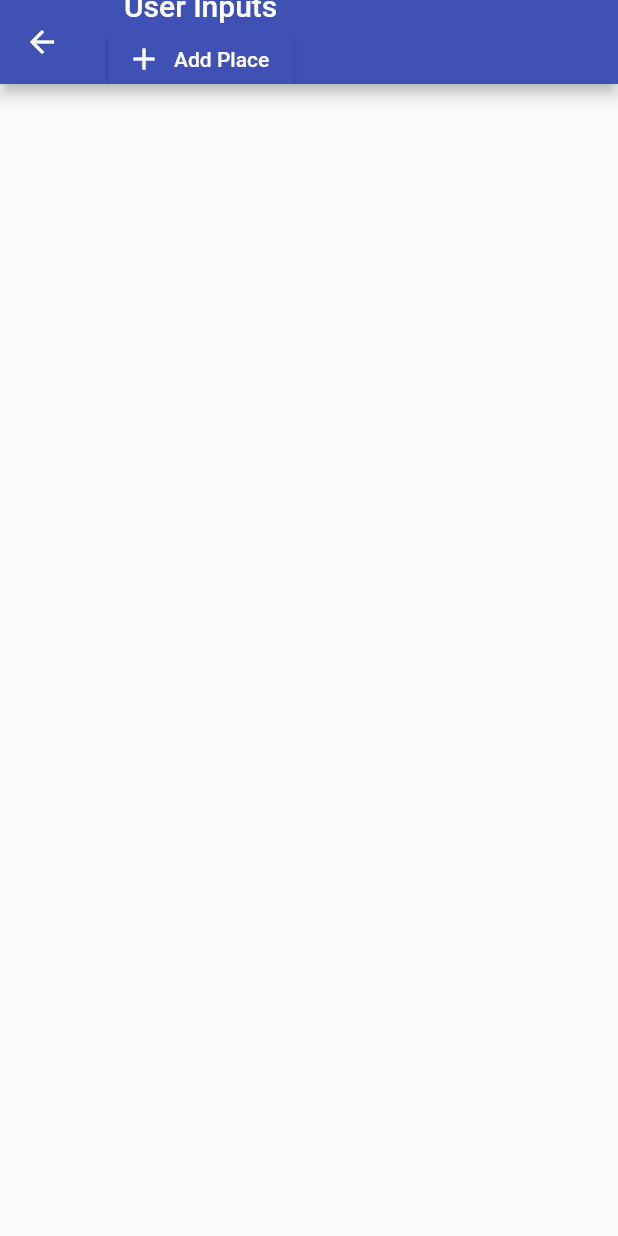
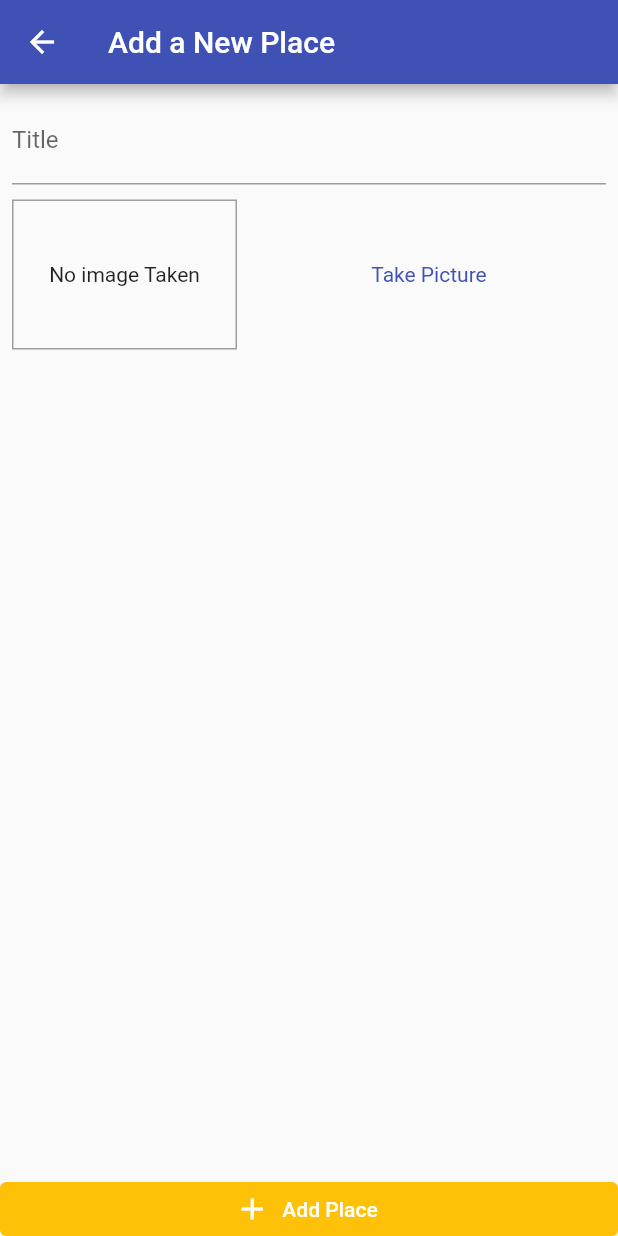
Before and after one commit to Blankeye-zero/Great_places_app, a Flutter app: the AddPlaceScreen screen opened by its route, on a phone screen of 412 x 824 dp. Run offline on Flutter 3.47's test engine with Material 2 defaults, Android fonts, the phone set to English and light mode, and no system bars.

Commit message:
add place

```diff
--- a/lib/screens/add_place_screen.dart
+++ b/lib/screens/add_place_screen.dart
@@ -1,5 +1,5 @@
-import 'package:flutter/src/widgets/framework.dart';
-import 'package:flutter/src/widgets/placeholder.dart';
+import 'dart:io';
+import '../widgets/image_input.dart';
 
 import 'package:flutter/material.dart';
 
@@ -13,15 +13,23 @@ class AddPlaceScreen extends StatefulWidget {
 }
 
 class _AddPlaceScreenState extends State<AddPlaceScreen> {
+  final _titleController = TextEditingController();
   @override
   Widget build(BuildContext context) {
     return Scaffold(
       appBar: AppBar(
-        title: Column(children: <Widget>[
-          const Text('User Inputs'),
-          ElevatedButton.icon(onPressed: (){}, icon: const Icon(Icons.add), label: const Text('Add Place'))
+        title: const Text('Add a New Place')
+      ),
+      body:  Column(crossAxisAlignment: CrossAxisAlignment.stretch,children: <Widget>[
+          Expanded(child: SingleChildScrollView(child: Padding(
+            padding: const EdgeInsets.all(8.0),
+            child: Column(children: <Widget>[
+               TextField(decoration: const InputDecoration(labelText: 'Title'),controller: _titleController), const SizedBox(height: 10,), ImageInput()
+            ]),
+          ))),
+          //https://api.flutter.dev/flutter/material/ButtonStyle-class.html refer for elevated button styling
+          ElevatedButton.icon(onPressed: (){}, style: ElevatedButton.styleFrom(elevation: 0, tapTargetSize: MaterialTapTargetSize.shrinkWrap, backgroundColor: Theme.of(context).colorScheme.secondary),icon: const Icon(Icons.add), label: const Text('Add Place'))
         ]),
-      ),
     );
   }
 }
--- /dev/null
+++ b/lib/widgets/image_input.dart
@@ -0,0 +1,43 @@
+import 'dart:io';
+import 'package:flutter/material.dart';
+
+class ImageInput extends StatefulWidget {
+  const ImageInput({super.key, this.storedImage});
+
+  final storedImage;
+
+  @override
+  State<ImageInput> createState() => _ImageInputState();
+}
+
+class _ImageInputState extends State<ImageInput> {
+  @override
+  Widget build(BuildContext context) {
+    return Row(
+      children: [
+        Container(
+          width: 150,
+          height: 100,
+          decoration:
+              BoxDecoration(border: Border.all(width: 1, color: Colors.grey)),
+          alignment: Alignment.center,
+          child: widget.storedImage != null
+              ? Image.file(widget.storedImage,
+                  fit: BoxFit.cover, width: double.infinity)
+              : const Text('No image Taken', textAlign: TextAlign.center,),
+        ),
+        const SizedBox(
+          width: 10,
+        ),
+        Expanded(
+            child: TextButton(
+          onPressed: () {},
+          style: TextButton.styleFrom(
+              textStyle:
+                  TextStyle(color: Theme.of(context).colorScheme.primary)),
+          child: const Text('Take Picture'),
+        )),
+      ],
+    );
+  }
+}
```
